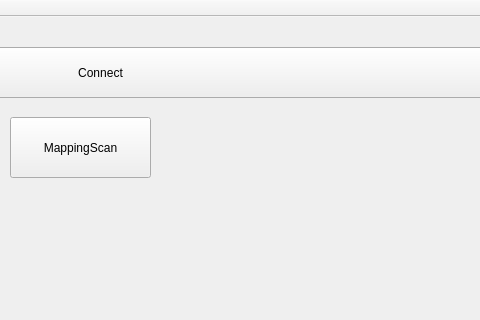
Old version of the form Finder930-QT-MY-V2/Finder930QTMYV2.ui in the repository WLKUN-2000-0410/NEW_MYQT930; both pictures show x 380 to 860 and y 0 to 320 of the 942 by 787 pixel window.
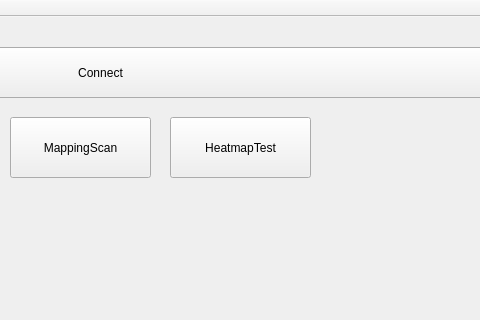
New version of the form.

What changed in the file:
```diff
--- a/Finder930-QT-MY-V2/Finder930QTMYV2.ui
+++ b/Finder930-QT-MY-V2/Finder930QTMYV2.ui
@@ -76,6 +76,19 @@
      <string>MappingScan</string>
     </property>
    </widget>
+   <widget class="QPushButton" name="HeatmapTest">
+    <property name="geometry">
+     <rect>
+      <x>550</x>
+      <y>100</y>
+      <width>141</width>
+      <height>61</height>
+     </rect>
+    </property>
+    <property name="text">
+     <string>HeatmapTest</string>
+    </property>
+   </widget>
   </widget>
   <widget class="QMenuBar" name="menuBar">
    <property name="geometry">
```
